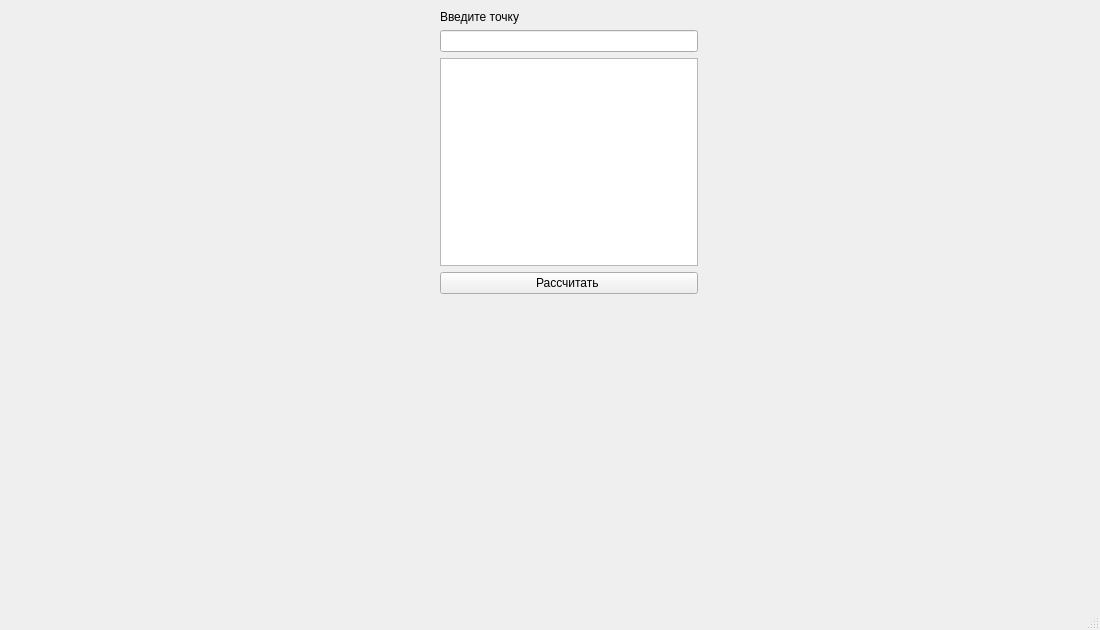
Above: mainwindow.ui from Rokli/numerical-differentiation- before the change. Below: the same form after it.
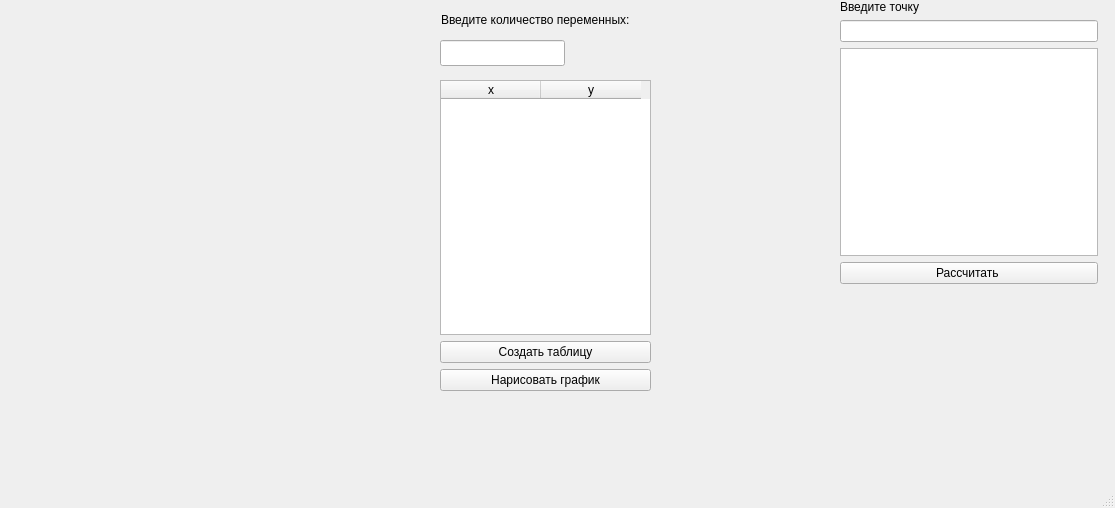
That is the form after the change. Custom widgets are drawn as their Qt base class.

Commit message: Created a table of x and y values

Diff of the .ui file:
```diff
--- a/mainwindow.ui
+++ b/mainwindow.ui
@@ -6,8 +6,8 @@
    <rect>
     <x>0</x>
     <y>0</y>
-    <width>1100</width>
-    <height>630</height>
+    <width>1115</width>
+    <height>508</height>
    </rect>
   </property>
   <property name="windowTitle">
@@ -27,8 +27,8 @@
    <widget class="QWidget" name="layoutWidget">
     <property name="geometry">
      <rect>
-      <x>440</x>
-      <y>10</y>
+      <x>840</x>
+      <y>0</y>
       <width>258</width>
       <height>284</height>
      </rect>
@@ -66,6 +66,75 @@
      </item>
     </layout>
    </widget>
+   <widget class="QLabel" name="label_2">
+    <property name="geometry">
+     <rect>
+      <x>441</x>
+      <y>11</y>
+      <width>234</width>
+      <height>18</height>
+     </rect>
+    </property>
+    <property name="text">
+     <string>Введите количество переменных:</string>
+    </property>
+   </widget>
+   <widget class="QLineEdit" name="NumberPoints">
+    <property name="geometry">
+     <rect>
+      <x>440</x>
+      <y>40</y>
+      <width>125</width>
+      <height>26</height>
+     </rect>
+    </property>
+    <property name="maximumSize">
+     <size>
+      <width>1677</width>
+      <height>16777215</height>
+     </size>
+    </property>
+   </widget>
+   <widget class="QWidget" name="">
+    <property name="geometry">
+     <rect>
+      <x>440</x>
+      <y>80</y>
+      <width>211</width>
+      <height>311</height>
+     </rect>
+    </property>
+    <layout class="QVBoxLayout" name="verticalLayout_3">
+     <item>
+      <widget class="QTableWidget" name="tablePoints">
+       <column>
+        <property name="text">
+         <string>x</string>
+        </property>
+       </column>
+       <column>
+        <property name="text">
+         <string>y</string>
+        </property>
+       </column>
+      </widget>
+     </item>
+     <item>
+      <widget class="QPushButton" name="CreateTable">
+       <property name="text">
+        <string>Создать таблицу</string>
+       </property>
+      </widget>
+     </item>
+     <item>
+      <widget class="QPushButton" name="CreateGraph">
+       <property name="text">
+        <string>Нарисовать график</string>
+       </property>
+      </widget>
+     </item>
+    </layout>
+   </widget>
   </widget>
   <widget class="QMenuBar" name="menubar">
    <property name="geometry">
```
Left out of the diff: 2 changed lines with no effect on the pictures. The commit also changes 3 other files.
